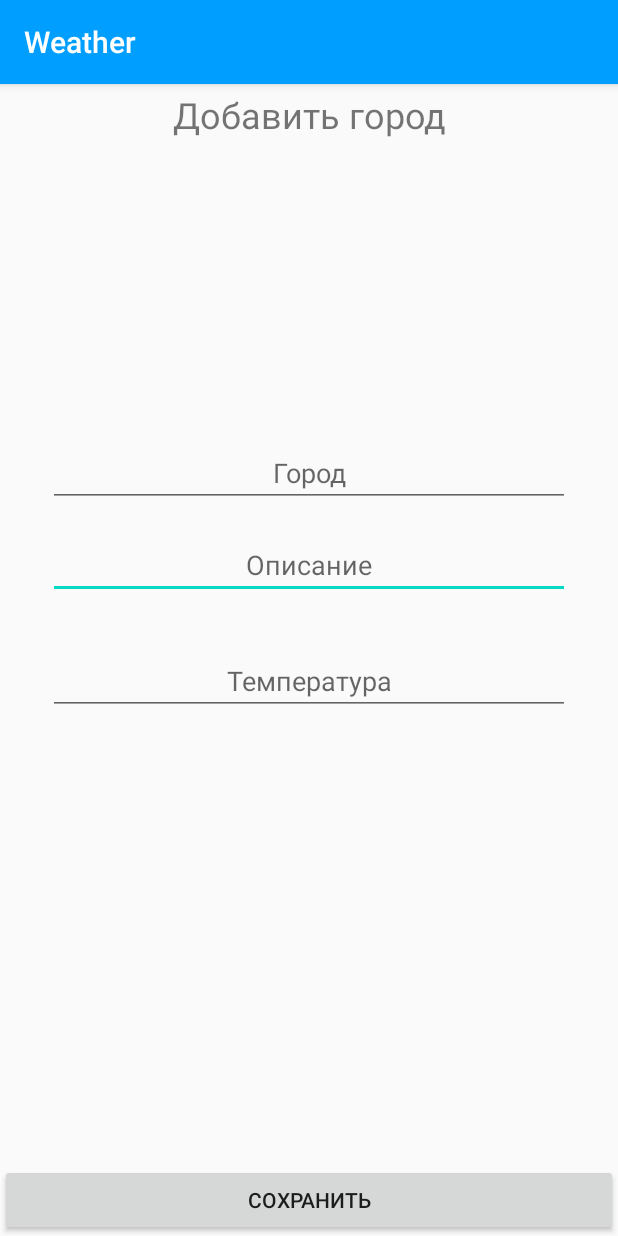
After one commit to AleksKirienko/shift_stream, an Android app: the AddCityActivity screen opened directly, with no data from a screen before it, on a phone screen of 412 x 824 dp. The commit adds this screen. Run offline under Robolectric (Android 15) with nearby library versions, the phone set to English and light mode, and no system bars.

Commit message:
Add new layout for add and delete city

```diff
--- a/app/build.gradle
+++ b/app/build.gradle
@@ -36,6 +36,7 @@ android {
 
 dependencies {
     implementation fileTree(dir: "libs", include: ["*.jar"])
+    implementation 'com.google.android.material:material:1.1.0'
 
     def lifecycle_version = "2.2.0"
     implementation "androidx.lifecycle:lifecycle-viewmodel-ktx:$lifecycle_version"
--- a/app/src/main/AndroidManifest.xml
+++ b/app/src/main/AndroidManifest.xml
@@ -1,6 +1,6 @@
 <?xml version="1.0" encoding="utf-8"?>
 <manifest xmlns:android="http://schemas.android.com/apk/res/android"
-    package="shift.cft.weather">
+          package="shift.cft.weather">
 
     <uses-permission android:name="android.permission.INTERNET"/>
 
@@ -11,13 +11,15 @@
         android:roundIcon="@mipmap/ic_launcher_round"
         android:supportsRtl="true"
         android:theme="@style/AppTheme">
-        <activity android:name=".feature.weather.details.presentation.CityDetailActivity" />
-        <activity android:name=".feature.weather.cities.presentation.CitiesActivity" />
+        <activity android:name=".feature.weather.cities.presentation.AddCityActivity">
+        </activity>
+        <activity android:name=".feature.weather.details.presentation.CityDetailActivity"/>
+        <activity android:name=".feature.weather.cities.presentation.CitiesActivity"/>
         <activity android:name=".feature.main.presentation.MainActivity">
             <intent-filter>
-                <action android:name="android.intent.action.MAIN" />
+                <action android:name="android.intent.action.MAIN"/>
 
-                <category android:name="android.intent.category.LAUNCHER" />
+                <category android:name="android.intent.category.LAUNCHER"/>
             </intent-filter>
         </activity>
     </application>
--- /dev/null
+++ b/app/src/main/java/shift/cft/weather/feature/weather/cities/presentation/AddCityActivity.kt
@@ -0,0 +1,21 @@
+package shift.cft.weather.feature.weather.cities.presentation
+
+import android.content.Intent
+import androidx.appcompat.app.AppCompatActivity
+import android.os.Bundle
+import android.widget.Toast
+import kotlinx.android.synthetic.main.activity_add_city.*
+import shift.cft.weather.R
+
+class AddCityActivity : AppCompatActivity() {
+
+    override fun onCreate(savedInstanceState: Bundle?) {
+        super.onCreate(savedInstanceState)
+        setContentView(R.layout.activity_add_city)
+
+        saveButton.setOnClickListener() {
+            Toast.makeText(this, "Город добавлен!", Toast.LENGTH_SHORT).show()
+            startActivity(Intent(this, CitiesActivity::class.java))
+        }
+    }
+}
--- a/app/src/main/java/shift/cft/weather/feature/weather/cities/presentation/CitiesActivity.kt
+++ b/app/src/main/java/shift/cft/weather/feature/weather/cities/presentation/CitiesActivity.kt
@@ -2,6 +2,7 @@ package shift.cft.weather.feature.weather.cities.presentation
 
 import android.content.Intent
 import android.os.Bundle
+import android.widget.Toast
 import androidx.activity.viewModels
 import androidx.appcompat.app.AppCompatActivity
 import androidx.lifecycle.Observer
@@ -40,7 +41,9 @@ class CitiesActivity : AppCompatActivity() {
         recyclerView.adapter = adapter
         recyclerView.layoutManager = layoutManager
 
-
+        addButton.setOnClickListener() {
+            startActivity(Intent(this, AddCityActivity::class.java))
+        }
     }
 
     private fun setCitiesList(citiesList: List<Info>) {
--- a/app/src/main/java/shift/cft/weather/feature/weather/details/presentation/CityDetailActivity.kt
+++ b/app/src/main/java/shift/cft/weather/feature/weather/details/presentation/CityDetailActivity.kt
@@ -1,10 +1,14 @@
 package shift.cft.weather.feature.weather.details.presentation
 
+import android.content.Intent
 import androidx.appcompat.app.AppCompatActivity
 import android.os.Bundle
+import android.widget.Toast
 import kotlinx.android.synthetic.main.activity_city_detail.*
+import kotlinx.android.synthetic.main.activity_main.*
 import shift.cft.common.Info
 import shift.cft.weather.R
+import shift.cft.weather.feature.weather.cities.presentation.CitiesActivity
 
 @Suppress("DEPRECATION")
 class CityDetailActivity : AppCompatActivity() {
@@ -17,6 +21,11 @@ class CityDetailActivity : AppCompatActivity() {
         titleDetail.text = parameters?.title
         descriptionDetail.text = parameters?.description
         temperatureDetail.text = parameters?.temperature
+
+        deleteButton.setOnClickListener {
+            Toast.makeText(this, "Информация о городе удалена!", Toast.LENGTH_SHORT).show()
+            startActivity(Intent(this, CitiesActivity::class.java))
+        }
     }
 
     fun iconWeather(model: Info) {
--- /dev/null
+++ b/app/src/main/res/layout/activity_add_city.xml
@@ -0,0 +1,77 @@
+<?xml version="1.0" encoding="utf-8"?>
+<androidx.constraintlayout.widget.ConstraintLayout
+    xmlns:android="http://schemas.android.com/apk/res/android"
+    xmlns:app="http://schemas.android.com/apk/res-auto"
+    xmlns:tools="http://schemas.android.com/tools"
+    android:layout_width="match_parent"
+    android:layout_height="match_parent"
+    tools:context=".feature.weather.cities.presentation.AddCityActivity">
+
+    <EditText
+        android:id="@+id/addDescription"
+        android:layout_width="0dp"
+        android:layout_height="wrap_content"
+        android:layout_marginStart="32dp"
+        android:layout_marginTop="16dp"
+        android:layout_marginEnd="32dp"
+        android:ems="10"
+        android:hint="Описание"
+        android:inputType="textPersonName"
+        android:textAlignment="center"
+        app:layout_constraintEnd_toEndOf="parent"
+        app:layout_constraintStart_toStartOf="parent"
+        app:layout_constraintTop_toBottomOf="@+id/addTitle" />
+
+    <EditText
+        android:id="@+id/addTemperature"
+        android:layout_width="0dp"
+        android:layout_height="wrap_content"
+        android:layout_marginStart="32dp"
+        android:layout_marginTop="16dp"
+        android:layout_marginEnd="32dp"
+        android:ems="10"
+        android:hint="Температура"
+        android:inputType="textPersonName"
+        android:textAlignment="center"
+        app:layout_constraintBottom_toTopOf="@+id/saveButton"
+        app:layout_constraintEnd_toEndOf="parent"
+        app:layout_constraintHorizontal_bias="0.0"
+        app:layout_constraintStart_toStartOf="parent"
+        app:layout_constraintTop_toBottomOf="@+id/addDescription"
+        app:layout_constraintVertical_bias="0.05" />
+
+    <Button
+        android:id="@+id/saveButton"
+        android:layout_width="0dp"
+        android:layout_height="wrap_content"
+        android:text="Сохранить"
+        app:layout_constraintBottom_toBottomOf="parent"
+        app:layout_constraintEnd_toEndOf="parent"
+        app:layout_constraintHorizontal_bias="0.0"
+        app:layout_constraintStart_toStartOf="parent" />
+
+    <TextView
+        android:id="@+id/textView4"
+        android:layout_width="0dp"
+        android:layout_height="wrap_content" android:layout_marginTop="4dp" android:text="Добавить город"
+        android:textAlignment="center" android:textSize="24sp"
+        app:layout_constraintEnd_toEndOf="parent" app:layout_constraintStart_toStartOf="parent"
+        app:layout_constraintTop_toTopOf="parent"/>
+
+    <EditText
+        android:id="@+id/addTitle"
+        android:layout_width="0dp"
+        android:layout_height="wrap_content"
+        android:layout_marginStart="32dp"
+        android:layout_marginTop="200dp"
+        android:layout_marginEnd="32dp"
+        android:ems="10"
+        android:hint="Город"
+        android:inputType="textPersonName"
+        android:textAlignment="center"
+        app:layout_constraintEnd_toEndOf="parent"
+        app:layout_constraintHorizontal_bias="0.0"
+        app:layout_constraintStart_toStartOf="parent"
+        app:layout_constraintTop_toBottomOf="@+id/textView4" />
+
+</androidx.constraintlayout.widget.ConstraintLayout>
--- a/app/src/main/res/layout/activity_city_detail.xml
+++ b/app/src/main/res/layout/activity_city_detail.xml
@@ -45,12 +45,16 @@
         android:layout_height="0dp"
         android:layout_marginStart="8dp"
         android:layout_marginEnd="8dp"
-        android:layout_marginBottom="8dp"
         android:text="TextView"
         android:textSize="24sp"
+        app:layout_constraintBottom_toTopOf="@+id/deleteButton"
+        app:layout_constraintEnd_toEndOf="parent"
+        app:layout_constraintStart_toStartOf="parent" app:layout_constraintTop_toBottomOf="@+id/weather_icon"/>
+    <Button
+        android:id="@+id/deleteButton"
+        android:layout_width="0dp"
+        android:layout_height="wrap_content" android:text="Удалить город"
         app:layout_constraintBottom_toBottomOf="parent"
-        app:layout_constraintEnd_toEndOf="parent"
-        app:layout_constraintStart_toStartOf="parent"
-        app:layout_constraintTop_toBottomOf="@+id/weather_icon" />
+        app:layout_constraintEnd_toEndOf="parent" app:layout_constraintStart_toStartOf="parent"/>
 
 </androidx.constraintlayout.widget.ConstraintLayout>
--- a/app/src/main/res/layout/activity_weather.xml
+++ b/app/src/main/res/layout/activity_weather.xml
@@ -13,11 +13,10 @@
         android:layout_marginStart="8dp"
         android:layout_marginEnd="8dp"
         android:background="@drawable/city"
-        app:layout_constraintBottom_toBottomOf="parent"
+        app:layout_constraintBottom_toTopOf="@+id/addButton"
         app:layout_constraintEnd_toEndOf="parent"
         app:layout_constraintHorizontal_bias="0.0"
-        app:layout_constraintStart_toStartOf="parent"
-        app:layout_constraintTop_toBottomOf="@+id/textView3"/>
+        app:layout_constraintStart_toStartOf="parent" app:layout_constraintTop_toBottomOf="@+id/textView3"/>
     <TextView
         android:id="@+id/textView3"
         android:layout_width="0dp"
@@ -32,4 +31,10 @@
         app:layout_constraintHorizontal_bias="0.0"
         app:layout_constraintStart_toStartOf="parent"
         app:layout_constraintTop_toTopOf="parent"/>
+    <Button
+        android:id="@+id/addButton"
+        android:layout_width="0dp"
+        android:layout_height="wrap_content" android:text="Добавить город"
+        app:layout_constraintBottom_toBottomOf="parent"
+        app:layout_constraintEnd_toEndOf="parent" app:layout_constraintStart_toStartOf="parent"/>
 </androidx.constraintlayout.widget.ConstraintLayout>
```
